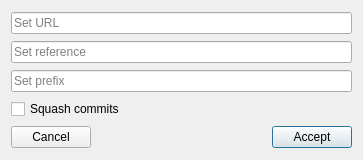
Old version of the form app/ref-widgets/src/AddSubtreeDlg.ui in the repository francescmaestre/GitQlient.
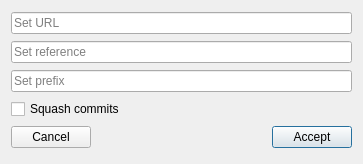
New version of the form. Custom widgets are drawn as their Qt base class.

```diff
--- a/app/ref-widgets/src/AddSubtreeDlg.ui
+++ b/app/ref-widgets/src/AddSubtreeDlg.ui
@@ -7,7 +7,7 @@
     <x>0</x>
     <y>0</y>
     <width>363</width>
-    <height>160</height>
+    <height>164</height>
    </rect>
   </property>
   <property name="windowTitle">
```
Left out of the diff: 4 changed lines with no effect on the pictures.
